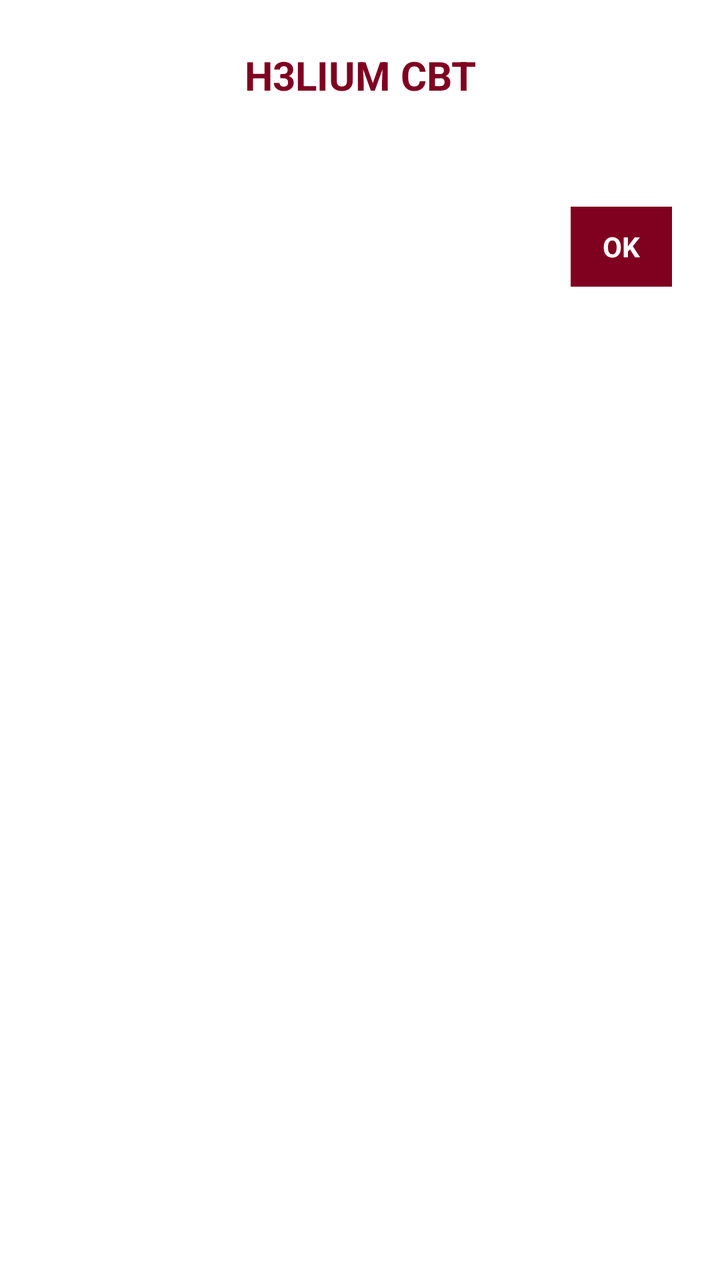
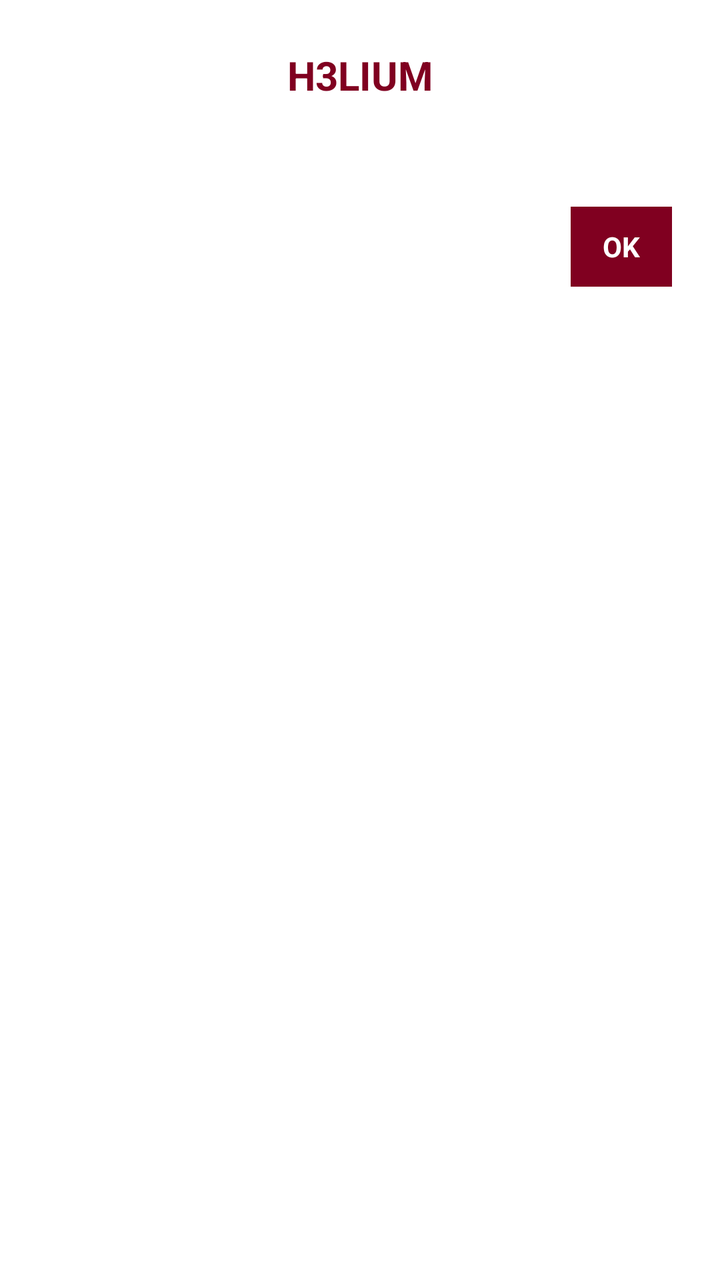

Screens rendered from an Android XML layout before and after an edit, with the pre-edit source and the edit as a unified diff.
<!-- AndroidManifest.xml: application theme android:Theme.Light.NoTitleBar -->
<!-- res/layout/dialog_custom.xml -->
<?xml version="1.0" encoding="utf-8"?>
<LinearLayout xmlns:android="http://schemas.android.com/apk/res/android"
    android:layout_width="match_parent"
    android:layout_height="wrap_content"
    android:orientation="vertical"
    android:background="@android:color/white"
    android:padding="24dp">

    
    <TextView
        android:id="@+id/dialog_title"
        android:layout_width="match_parent"
        android:layout_height="wrap_content"
        android:text="H3LIUM CBT"
        android:textColor="#800020"
        android:textSize="20sp"
        android:textStyle="bold"
        android:gravity="center"
        android:paddingBottom="12dp" />

    
    <TextView
        android:id="@+id/dialog_message"
        android:layout_width="match_parent"
        android:layout_height="wrap_content"
        android:textColor="#333333"
        android:textSize="15sp"
        android:lineSpacingExtra="4dp"
        android:paddingBottom="20dp" />

    
    <LinearLayout
        android:layout_width="match_parent"
        android:layout_height="wrap_content"
        android:orientation="horizontal"
        android:gravity="end">

        <Button
            android:id="@+id/dialog_button_cancel"
            android:layout_width="wrap_content"
            android:layout_height="40dp"
            android:text="Cancel"
            android:textColor="#800020"
            android:background="@android:color/transparent"
            android:textAllCaps="false"
            android:textStyle="bold"
            android:layout_marginRight="8dp"
            android:visibility="gone" />

        <Button
            android:id="@+id/dialog_button_ok"
            android:layout_width="wrap_content"
            android:layout_height="40dp"
            android:text="OK"
            android:textColor="@android:color/white"
            android:background="#800020"
            android:textAllCaps="false"
            android:textStyle="bold"
            android:paddingLeft="16dp"
            android:paddingRight="16dp" />
    </LinearLayout>
</LinearLayout>
<!-- resources referenced by this layout -->
<resources>

</resources>

<!-- the commit's change to res/layout/dialog_custom.xml (unified diff, before → after) -->
@@ -11,7 +11,7 @@
         android:id="@+id/dialog_title"
         android:layout_width="match_parent"
         android:layout_height="wrap_content"
-        android:text="H3LIUM CBT"
+        android:text="H3LIUM"
         android:textColor="#800020"
         android:textSize="20sp"
         android:textStyle="bold"
